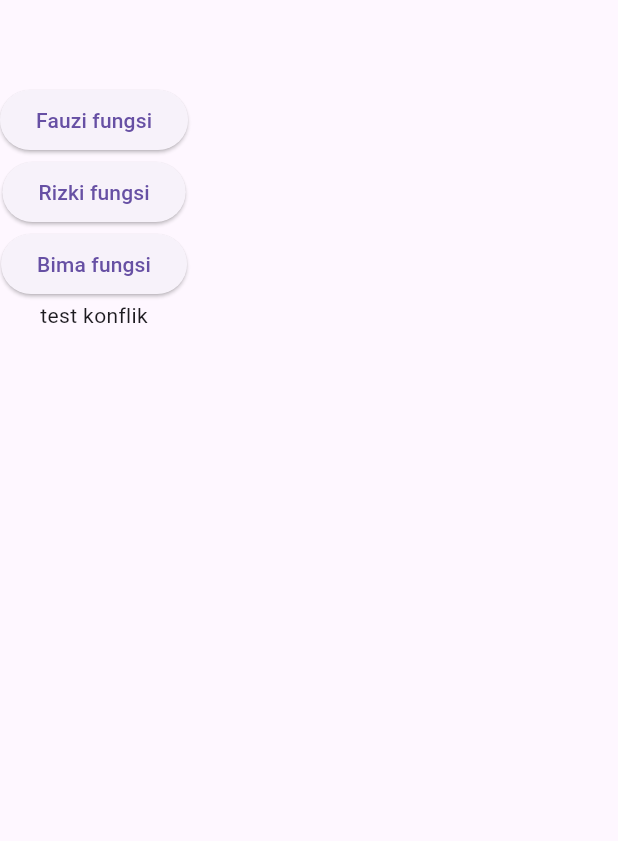
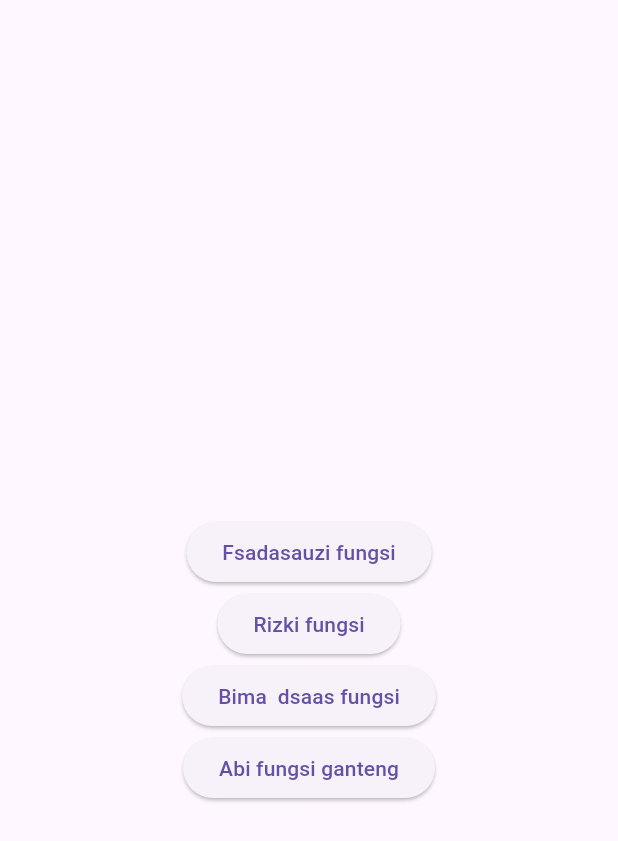
Before and after one commit to abybrandon/latihan_roadmap, a Flutter app: the screen it shows after launch, on a phone screen of 412 x 824 dp. Shown: the top 841 px of the screen. Run offline on Flutter 3.47's test engine with Material 3 defaults, Android fonts, the phone set to English and light mode, and no system bars; our stand-ins replace get, google_fonts; missing offline and left inert: dart:ffi.

Commit message:
udah la y sadasa

```diff
--- a/lib/home.dart
+++ b/lib/home.dart
@@ -13,17 +13,24 @@ class HomeView extends StatelessWidget {
   Widget build(BuildContext context) {
     return Scaffold(
       appBar: AppBar(),
-      body: Column(
+      body: Center(
+        child: Column(
+          mainAxisAlignment: MainAxisAlignment.center,
           children: [
-          ElevatedButton(onPressed: () {}, child: Text('Fauzi fungsi')),
+            ElevatedButton(onPressed: () {}, child: Text('Fsadasauzi fungsi')),
             ElevatedButton(onPressed: () {}, child: Text('Rizki fungsi')),
             ElevatedButton(
                 onPressed: () {
-                Get.to(() => Login());
+                  Get.to(() => BimaWidget());
                 },
-              child: Text('Bima fungsi')),
-          Text('test konflik')
+                child: Text('Bima  dsaas fungsi')),
+            ElevatedButton(
+                onPressed: () {
+                  Get.to(() => LoginView());
+                },
+                child: Text('Abi fungsi ganteng'))
           ],
+        ),
       ),
     );
   }
```
Lines whose indentation alone changed are shown as unchanged.
